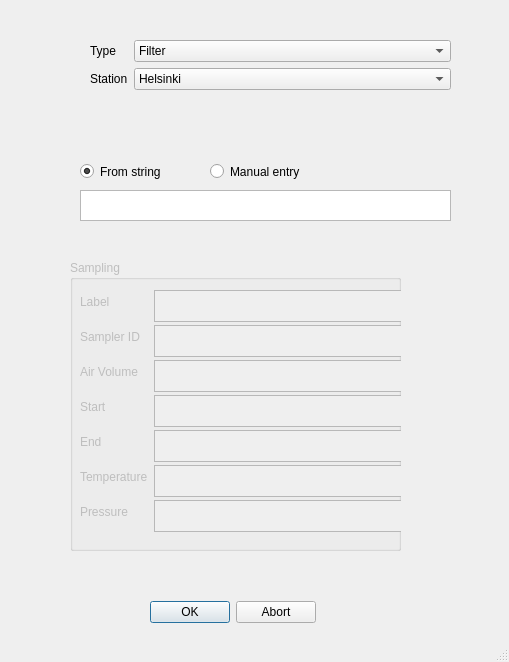
The window that src/gui/experiment_metadata.ui (gfogwill/FrESH) describes before a commit, drawn with Qt 5.
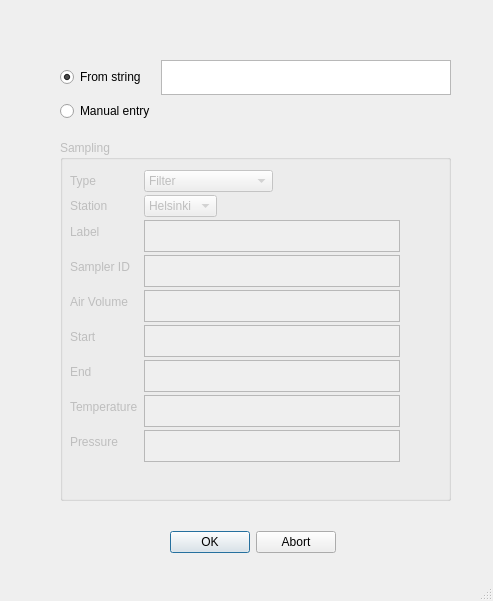
The same window after the commit.

Commit message: refactor: new window to load experiment metadata

Diff of the .ui file:
```diff
--- a/src/gui/experiment_metadata.ui
+++ b/src/gui/experiment_metadata.ui
@@ -6,88 +6,24 @@
    <rect>
     <x>0</x>
     <y>0</y>
-    <width>509</width>
-    <height>662</height>
+    <width>493</width>
+    <height>601</height>
    </rect>
   </property>
   <property name="windowTitle">
    <string>MainWindow</string>
   </property>
   <widget class="QWidget" name="centralwidget">
-   <widget class="QWidget" name="formLayoutWidget">
-    <property name="geometry">
-     <rect>
-      <x>90</x>
-      <y>40</y>
-      <width>361</width>
-      <height>91</height>
-     </rect>
-    </property>
-    <layout class="QFormLayout" name="formLayout">
-     <item row="0" column="1">
-      <widget class="QComboBox" name="comboBoxSampleType">
-       <item>
-        <property name="text">
-         <string>Filter</string>
-        </property>
-       </item>
-       <item>
-        <property name="text">
-         <string>Water background</string>
-        </property>
-       </item>
-      </widget>
-     </item>
-     <item row="1" column="0">
-      <widget class="QLabel" name="label_station">
-       <property name="text">
-        <string>Station</string>
-       </property>
-      </widget>
-     </item>
-     <item row="1" column="1">
-      <widget class="QComboBox" name="comboBoxStation">
-       <item>
-        <property name="text">
-         <string>Helsinki</string>
-        </property>
-       </item>
-       <item>
-        <property name="text">
-         <string>Kuopio</string>
-        </property>
-       </item>
-       <item>
-        <property name="text">
-         <string>Pallas</string>
-        </property>
-       </item>
-       <item>
-        <property name="text">
-         <string>Utö</string>
-        </property>
-       </item>
-      </widget>
-     </item>
-     <item row="0" column="0">
-      <widget class="QLabel" name="label_type">
-       <property name="text">
-        <string>Type</string>
-       </property>
-      </widget>
-     </item>
-    </layout>
-   </widget>
    <widget class="QGroupBox" name="groupBox">
     <property name="enabled">
      <bool>false</bool>
     </property>
     <property name="geometry">
      <rect>
-      <x>70</x>
-      <y>260</y>
-      <width>331</width>
-      <height>291</height>
+      <x>60</x>
+      <y>140</y>
+      <width>391</width>
+      <height>361</height>
      </rect>
     </property>
     <property name="title">
@@ -98,8 +34,8 @@
       <rect>
        <x>10</x>
        <y>30</y>
-       <width>301</width>
-       <height>244</height>
+       <width>371</width>
+       <height>311</height>
       </rect>
      </property>
      <layout class="QFormLayout" name="formLayout_2">
@@ -116,6 +52,27 @@
        <number>3</number>
       </property>
       <item row="0" column="0">
+       <widget class="QLabel" name="label_type">
+        <property name="text">
+         <string>Type</string>
+        </property>
+       </widget>
+      </item>
+      <item row="0" column="1">
+       <widget class="QComboBox" name="comboBoxSampleType">
+        <item>
+         <property name="text">
+          <string>Filter</string>
+         </property>
+        </item>
+        <item>
+         <property name="text">
+          <string>Water background</string>
+         </property>
+        </item>
+       </widget>
+      </item>
+      <item row="2" column="0">
        <widget class="QLabel" name="label_2">
         <property name="text">
          <string>Label</string>
@@ -125,7 +82,7 @@
         </property>
        </widget>
       </item>
-      <item row="0" column="1">
+      <item row="2" column="1">
        <widget class="QTextEdit" name="textLabel">
         <property name="sizePolicy">
          <sizepolicy hsizetype="Expanding" vsizetype="Expanding">
@@ -141,14 +98,14 @@
         </property>
        </widget>
       </item>
-      <item row="1" column="0">
+      <item row="3" column="0">
        <widget class="QLabel" name="label_5">
         <property name="text">
          <string>Sampler ID</string>
         </property>
        </widget>
       </item>
-      <item row="1" column="1">
+      <item row="3" column="1">
        <widget class="QTextEdit" name="textSamplerID">
         <property name="sizePolicy">
          <sizepolicy hsizetype="Expanding" vsizetype="Expanding">
@@ -164,14 +121,14 @@
         </property>
        </widget>
       </item>
-      <item row="2" column="0">
+      <item row="4" column="0">
        <widget class="QLabel" name="label_3">
         <property name="text">
          <string>Air Volume</string>
         </property>
        </widget>
       </item>
-      <item row="2" column="1">
+      <item row="4" column="1">
        <widget class="QTextEdit" name="textAirVolume">
         <property name="sizePolicy">
          <sizepolicy hsizetype="Expanding" vsizetype="Expanding">
@@ -187,14 +144,14 @@
         </property>
        </widget>
       </item>
-      <item row="3" column="0">
+      <item row="5" column="0">
        <widget class="QLabel" name="label_4">
         <property name="text">
          <string>Start</string>
         </property>
        </widget>
       </item>
-      <item row="3" column="1">
+      <item row="5" column="1">
        <widget class="QTextEdit" name="textStartTime">
         <property name="sizePolicy">
          <sizepolicy hsizetype="Expanding" vsizetype="Expanding">
@@ -210,14 +167,14 @@
         </property>
        </widget>
       </item>
-      <item row="4" column="0">
+      <item row="6" column="0">
        <widget class="QLabel" name="label">
         <property name="text">
          <string>End</string>
         </property>
        </widget>
       </item>
-      <item row="4" column="1">
+      <item row="6" column="1">
        <widget class="QTextEdit" name="textEndTime">
         <property name="sizePolicy">
          <sizepolicy hsizetype="Expanding" vsizetype="Expanding">
@@ -233,14 +190,14 @@
         </property>
        </widget>
       </item>
-      <item row="5" column="0">
+      <item row="7" column="0">
        <widget class="QLabel" name="label_6">
         <property name="text">
          <string>Temperature</string>
         </property>
        </widget>
       </item>
-      <item row="5" column="1">
+      <item row="7" column="1">
        <widget class="QTextEdit" name="textTemp">
         <property name="sizePolicy">
          <sizepolicy hsizetype="Expanding" vsizetype="Expanding">
@@ -256,14 +213,14 @@
         </property>
        </widget>
       </item>
-      <item row="6" column="0">
+      <item row="8" column="0">
        <widget class="QLabel" name="label_7">
         <property name="text">
          <string>Pressure</string>
         </property>
        </widget>
       </item>
-      <item row="6" column="1">
+      <item row="8" column="1">
        <widget class="QTextEdit" name="textPress">
         <property name="sizePolicy">
          <sizepolicy hsizetype="Expanding" vsizetype="Expanding">
@@ -279,53 +236,45 @@
         </property>
        </widget>
       </item>
+      <item row="1" column="1">
+       <widget class="QComboBox" name="comboBoxStation">
+        <item>
+         <property name="text">
+          <string>Helsinki</string>
+         </property>
+        </item>
+        <item>
+         <property name="text">
+          <string>Kuopio</string>
+         </property>
+        </item>
+        <item>
+         <property name="text">
+          <string>Pallas</string>
+         </property>
+        </item>
+        <item>
+         <property name="text">
+          <string>Utö</string>
+         </property>
+        </item>
+       </widget>
+      </item>
+      <item row="1" column="0">
+       <widget class="QLabel" name="label_station">
+        <property name="text">
+         <string>Station</string>
+        </property>
+       </widget>
+      </item>
      </layout>
     </widget>
    </widget>
-   <widget class="QRadioButton" name="radioButton">
-    <property name="geometry">
-     <rect>
-      <x>80</x>
-      <y>160</y>
-      <width>112</width>
-      <height>23</height>
-     </rect>
-    </property>
-    <property name="text">
-     <string>From string</string>
-    </property>
-    <property name="checked">
-     <bool>true</bool>
-    </property>
-   </widget>
-   <widget class="QRadioButton" name="radioButton_2">
-    <property name="geometry">
-     <rect>
-      <x>210</x>
-      <y>160</y>
-      <width>112</width>
-      <height>23</height>
-     </rect>
-    </property>
-    <property name="text">
-     <string>Manual entry</string>
-    </property>
-   </widget>
-   <widget class="QPlainTextEdit" name="plainTextEdit_7">
-    <property name="geometry">
-     <rect>
-      <x>80</x>
-      <y>190</y>
-      <width>371</width>
-      <height>31</height>
-     </rect>
-    </property>
-   </widget>
    <widget class="QDialogButtonBox" name="ConfirmbuttonBox">
     <property name="geometry">
      <rect>
-      <x>150</x>
-      <y>600</y>
+      <x>170</x>
+      <y>530</y>
       <width>166</width>
       <height>25</height>
      </rect>
@@ -334,6 +283,51 @@
      <set>QDialogButtonBox::Abort|QDialogButtonBox::Ok</set>
     </property>
    </widget>
+   <widget class="QWidget" name="gridLayoutWidget">
+    <property name="geometry">
+     <rect>
+      <x>60</x>
+      <y>60</y>
+      <width>391</width>
+      <height>61</height>
+     </rect>
+    </property>
+    <layout class="QGridLayout" name="gridLayout">
+     <item row="1" column="1">
+      <spacer name="horizontalSpacer">
+       <property name="orientation">
+        <enum>Qt::Horizontal</enum>
+       </property>
+       <property name="sizeHint" stdset="0">
+        <size>
+         <width>40</width>
+         <height>20</height>
+        </size>
+       </property>
+      </spacer>
+     </item>
+     <item row="1" column="0">
+      <widget class="QRadioButton" name="radioButton_2">
+       <property name="text">
+        <string>Manual entry</string>
+       </property>
+      </widget>
+     </item>
+     <item row="0" column="0">
+      <widget class="QRadioButton" name="radioButton">
+       <property name="text">
+        <string>From string</string>
+       </property>
+       <property name="checked">
+        <bool>true</bool>
+       </property>
+      </widget>
+     </item>
+     <item row="0" column="1">
+      <widget class="QPlainTextEdit" name="plainTextEdit_7"/>
+     </item>
+    </layout>
+   </widget>
   </widget>
   <widget class="QStatusBar" name="statusbar"/>
  </widget>
```
The commit also changes 1 other file.
